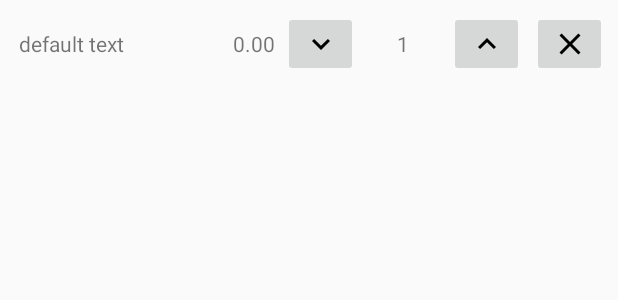
After one commit to xIshikiri/Shopneo, an Android app: the layout cart_item.xml on its own in the app's theme, with its tools: preview values and no code run, on a phone screen of 412 x 824 dp. The commit adds this screen. Shown: the top 300 px of the screen. Run offline under Robolectric (Android 15) with nearby library versions, the phone set to English and light mode, and no system bars.

Commit message:
Cart showcase + item deletion done.

```diff
--- a/app/src/main/java/com/example/shopneo/main/MainActivity.java
+++ b/app/src/main/java/com/example/shopneo/main/MainActivity.java
@@ -68,6 +68,10 @@ public class MainActivity extends AppCompatActivity {
                 return true;
             case R.id.menuOrders:
                 navController.navigate(R.id.historyFragment);
+                return true;
+            case R.id.menuCart:
+                navController.navigate(R.id.cartFragment);
+                return true;
             default:
                 return super.onOptionsItemSelected(item);
         }
--- a/app/src/main/java/com/example/shopneo/main/fragment/ItemShowcaseFragment.java
+++ b/app/src/main/java/com/example/shopneo/main/fragment/ItemShowcaseFragment.java
@@ -109,7 +109,7 @@ public class ItemShowcaseFragment extends Fragment {
         });
 
         addToCart.setOnClickListener(l -> {
-            if(!quantity.getText().toString().equals("")) {
+            if(quantity.getText().toString().equals("")) {
                 quantity.setText("1");
             }
             Gson gson = new Gson();
@@ -121,7 +121,8 @@ public class ItemShowcaseFragment extends Fragment {
                 orderItems.add(orderItem);
                 json = gson.toJson(orderItems);
                 cart.edit().putString("cart", json).apply();
-                Log.i("cart", "Cart: " + json);
+                Log.i("cart", "JSON Cart: " + json);
+                Log.i("cart", "Cart: " + orderItems);
             } else {
                 json = cart.getString("cart", null);
                 Log.i("cart", json);
--- /dev/null
+++ b/app/src/main/res/drawable/baseline_close_24.xml
@@ -0,0 +1,5 @@
+<vector android:height="24dp" android:tint="#000000"
+    android:viewportHeight="24" android:viewportWidth="24"
+    android:width="24dp" xmlns:android="http://schemas.android.com/apk/res/android">
+    <path android:fillColor="@android:color/white" android:pathData="M19,6.41L17.59,5 12,10.59 6.41,5 5,6.41 10.59,12 5,17.59 6.41,19 12,13.41 17.59,19 19,17.59 13.41,12z"/>
+</vector>
--- /dev/null
+++ b/app/src/main/res/drawable/baseline_shopping_basket_24.xml
@@ -0,0 +1,5 @@
+<vector android:height="24dp" android:tint="#000000"
+    android:viewportHeight="24" android:viewportWidth="24"
+    android:width="24dp" xmlns:android="http://schemas.android.com/apk/res/android">
+    <path android:fillColor="@android:color/white" android:pathData="M17.21,9l-4.38,-6.56c-0.19,-0.28 -0.51,-0.42 -0.83,-0.42 -0.32,0 -0.64,0.14 -0.83,0.43L6.79,9L2,9c-0.55,0 -1,0.45 -1,1 0,0.09 0.01,0.18 0.04,0.27l2.54,9.27c0.23,0.84 1,1.46 1.92,1.46h13c0.92,0 1.69,-0.62 1.93,-1.46l2.54,-9.27L23,10c0,-0.55 -0.45,-1 -1,-1h-4.79zM9,9l3,-4.4L15,9L9,9zM12,17c-1.1,0 -2,-0.9 -2,-2s0.9,-2 2,-2 2,0.9 2,2 -0.9,2 -2,2z"/>
+</vector>
--- /dev/null
+++ b/app/src/main/res/layout/cart_item.xml
@@ -0,0 +1,65 @@
+<?xml version="1.0" encoding="utf-8"?>
+<LinearLayout xmlns:android="http://schemas.android.com/apk/res/android"
+    android:orientation="horizontal"
+    android:layout_width="match_parent"
+    android:layout_height="wrap_content"
+    android:padding="7dp">
+
+    <TextView
+        android:id="@+id/cartItemName"
+        android:layout_width="0dp"
+        android:layout_height="match_parent"
+        android:layout_weight="1"
+        android:layout_marginStart="5dp"
+        android:gravity="center_vertical"
+        android:text="default text"/>
+
+    <TextView
+        android:id="@+id/cartItemPrice"
+        android:layout_width="wrap_content"
+        android:layout_height="match_parent"
+        android:layout_marginStart="5dp"
+        android:gravity="end|center"
+        android:text="0.00"/>
+
+    <LinearLayout
+        android:layout_width="wrap_content"
+        android:layout_height="match_parent"
+        android:layout_marginStart="5dp"
+        android:orientation="horizontal">
+
+        <ImageButton
+            android:id="@+id/cartItemLess"
+            android:layout_width="50dp"
+            android:layout_height="match_parent"
+            android:src="@drawable/baseline_keyboard_arrow_down_24"
+            android:contentDescription="buttonSubstract"/>
+
+        <TextView
+            android:id="@+id/cartItemCount"
+            android:layout_width="50dp"
+            android:layout_height="match_parent"
+            android:layout_marginStart="5dp"
+            android:gravity="center"
+            android:text="1"
+            android:textAlignment="center"/>
+
+        <ImageButton
+            android:id="@+id/cartItemMore"
+            android:layout_width="50dp"
+            android:layout_height="match_parent"
+            android:layout_marginStart="5dp"
+            android:src="@drawable/baseline_keyboard_arrow_up_24"
+            android:contentDescription="buttonAdd"/>
+
+        <ImageButton
+            android:id="@+id/cartItemDelete"
+            android:layout_width="50dp"
+            android:layout_height="match_parent"
+            android:layout_marginStart="5dp"
+            android:src="@drawable/baseline_close_24"
+            android:contentDescription="buttonDelete"/>
+
+    </LinearLayout>
+
+</LinearLayout>
--- a/app/src/main/res/menu/menu.xml
+++ b/app/src/main/res/menu/menu.xml
@@ -6,6 +6,11 @@
         android:title="@string/orders"
         app:showAsAction="ifRoom"/>
 
+    <item android:id="@+id/menuCart"
+        android:icon="@drawable/baseline_shopping_basket_24"
+        android:title="@string/cart"
+        app:showAsAction="ifRoom"/>
+
     <item android:id="@+id/menuLogout"
         android:icon="@drawable/baseline_login_24"
         android:title="@string/logout"
--- a/app/src/main/res/values/strings.xml
+++ b/app/src/main/res/values/strings.xml
@@ -21,4 +21,5 @@
     <string name="orderTotal">Total:</string>
     <string name="hello_blank_fragment">Hello blank fragment</string>
     <string name="LoremIpsum">LoremIpsumLoremIpsumLoremIpsumLoremIpsumLoremIpsumLoremIpsumLoremIpsumLoremIpsumLoremIpsumLoremIpsumLoremIpsumLoremIpsumLoremIpsumLoremIpsumLoremIpsumLoremIpsumLoremIpsum</string>
+    <string name="cart">Cart</string>
 </resources>
```
Also changed, not shown: app/src/main/java/com/example/shopneo/main/adapter/CartAdapter.java (added, +124 -0 lines), app/src/main/java/com/example/shopneo/main/adapter/HistoryAdapter.java (deleted, +0 -33 lines), app/src/main/java/com/example/shopneo/main/fragment/CartFragment.java (+11 -0 lines).
